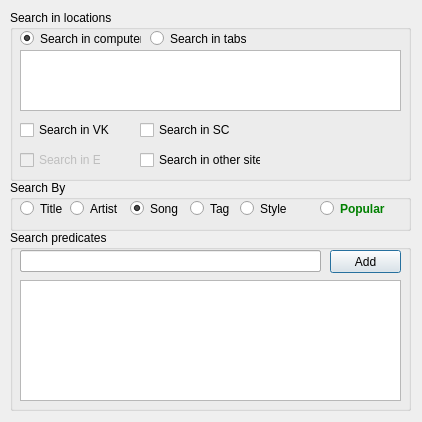
The window that dialogs/search_dialog.ui (jeyboy/playo3) describes before a commit, drawn with Qt 5.
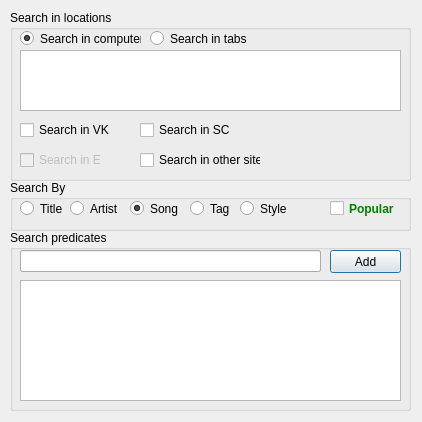
The same window after the commit.

What changed in the file:
```diff
--- a/dialogs/search_dialog.ui
+++ b/dialogs/search_dialog.ui
@@ -111,12 +111,12 @@
      <bool>true</bool>
     </property>
    </widget>
-   <widget class="QRadioButton" name="byPopular">
+   <widget class="QCheckBox" name="byPopular">
     <property name="geometry">
      <rect>
-      <x>310</x>
+      <x>320</x>
       <y>20</y>
-      <width>71</width>
+      <width>70</width>
       <height>17</height>
      </rect>
     </property>
```
